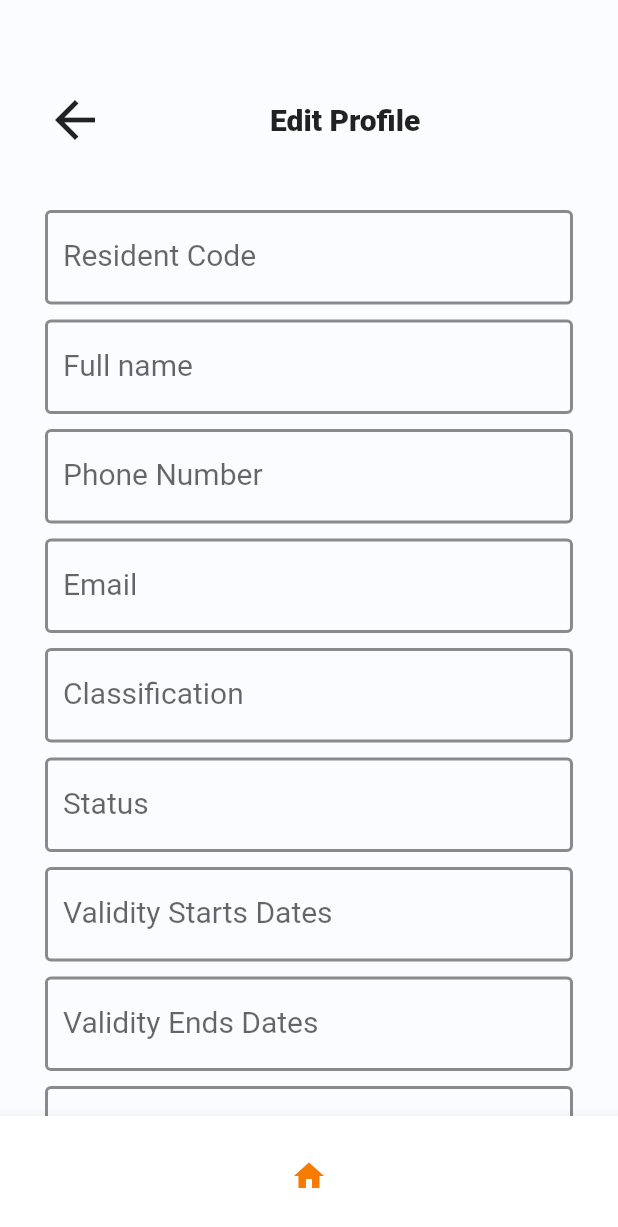
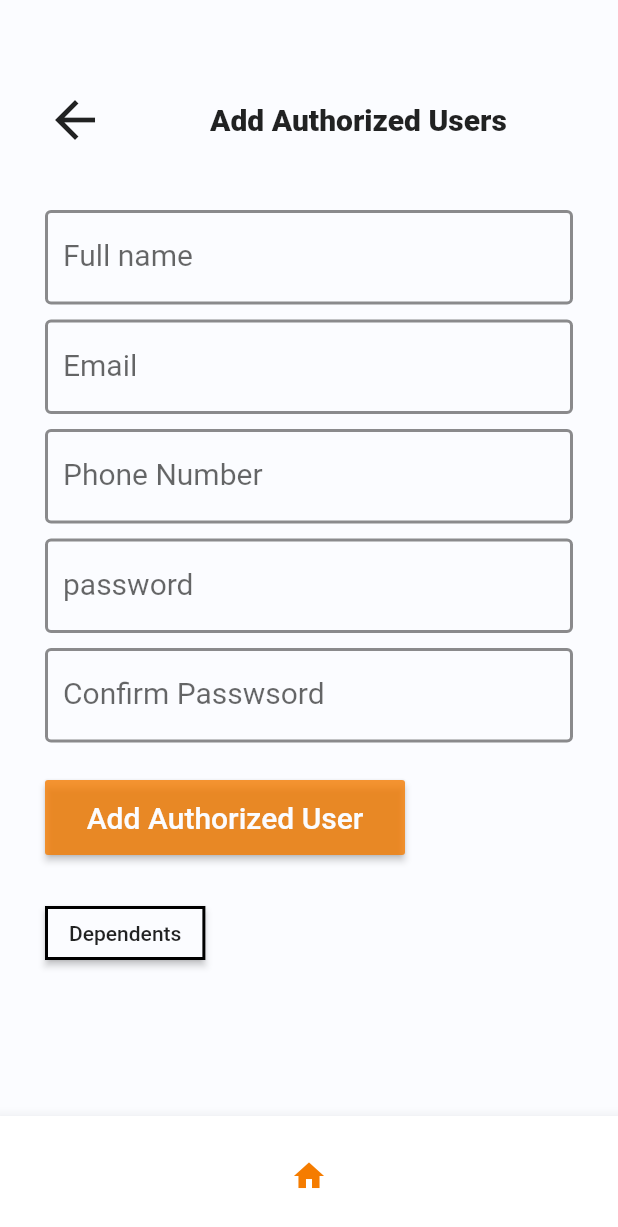
Before and after one commit to youngelvis/magode_app, a Flutter app: the screen it shows after launch, on a phone screen of 412 x 824 dp. Shown: the top 1227 px of the screen. Run offline on Flutter 3.47's test engine with Material 2 defaults, Android fonts, the phone set to English and light mode, and no system bars.

Commit message:
authurized page
authentication done, need to make password hidden

```diff
--- /dev/null
+++ b/lib/authorize_user.dart
@@ -0,0 +1,311 @@
+// ignore_for_file: deprecated_member_use
+
+import 'package:flutter/material.dart';
+import 'colors.dart' as color;
+
+class AuthorizedUsers extends StatefulWidget {
+  const AuthorizedUsers({Key? key}) : super(key: key);
+
+  @override
+  _AuthorizedUsersState createState() => _AuthorizedUsersState();
+}
+
+class _AuthorizedUsersState extends State<AuthorizedUsers> {
+  final _formKey = GlobalKey<FormState>();
+  final password = TextEditingController();
+  final fullName = TextEditingController();
+  final phoneNumber = TextEditingController();
+  final email = TextEditingController();
+  final confirmPassword = TextEditingController();
+
+  Widget _buildPassword() {
+    return TextFormField(
+      controller: password,
+      decoration: InputDecoration(
+        errorStyle: const TextStyle(fontSize: 15),
+        enabledBorder: const OutlineInputBorder(
+          borderSide: BorderSide(
+            color: Colors.black45,
+            width: 2,
+          ),
+        ),
+        focusedBorder: const OutlineInputBorder(
+            borderSide: BorderSide(color: Colors.black, width: 2)),
+        labelText: 'password',
+        labelStyle: const TextStyle(fontSize: 20),
+        hintText: 'password',
+        hintStyle: const TextStyle(fontSize: 20, color: Colors.black45),
+        suffixIcon: fullName.text.isEmpty
+            ? Container(width: 0)
+            : IconButton(
+                icon: const Icon(Icons.close),
+                onPressed: () => password.clear(),
+              ),
+      ),
+      validator: (value) {
+        if (value == null || value.isEmpty) {
+          return 'please type your Full name';
+        } else {
+          return null;
+        }
+      },
+      textInputAction: TextInputAction.done,
+    );
+  }
+
+  Widget _buildFullName() {
+    return TextFormField(
+      controller: fullName,
+      decoration: InputDecoration(
+        errorStyle: const TextStyle(fontSize: 15),
+        enabledBorder: const OutlineInputBorder(
+          borderSide: BorderSide(
+            color: Colors.black45,
+            width: 2,
+          ),
+        ),
+        focusedBorder: const OutlineInputBorder(
+            borderSide: BorderSide(color: Colors.black, width: 2)),
+        labelText: 'Full name',
+        labelStyle: const TextStyle(fontSize: 20),
+        hintText: 'Full name',
+        hintStyle: const TextStyle(fontSize: 20, color: Colors.black45),
+        suffixIcon: fullName.text.isEmpty
+            ? Container(width: 0)
+            : IconButton(
+                icon: const Icon(Icons.close),
+                onPressed: () => fullName.clear(),
+              ),
+      ),
+      validator: (value) {
+        if (value == null || value.isEmpty) {
+          return 'please type your Full name';
+        } else {
+          return null;
+        }
+      },
+      textInputAction: TextInputAction.done,
+    );
+  }
+
+  Widget _buildPhoneNumber() {
+    return TextFormField(
+      controller: phoneNumber,
+      decoration: InputDecoration(
+        errorStyle: const TextStyle(fontSize: 15),
+        enabledBorder: const OutlineInputBorder(
+          borderSide: BorderSide(
+            color: Colors.black45,
+            width: 2,
+          ),
+        ),
+        focusedBorder: const OutlineInputBorder(
+            borderSide: BorderSide(color: Colors.black, width: 2)),
+        labelText: 'Phone Number',
+        labelStyle: const TextStyle(fontSize: 20),
+        hintText: 'phone Number',
+        hintStyle: const TextStyle(fontSize: 20, color: Colors.black45),
+        suffixIcon: phoneNumber.text.isEmpty
+            ? Container(width: 0)
+            : IconButton(
+                icon: const Icon(Icons.close),
+                onPressed: () => fullName.clear(),
+              ),
+      ),
+      validator: (value) {
+        if (value == null || value.isEmpty) {
+          return 'please type your Full name';
+        } else {
+          return null;
+        }
+      },
+      keyboardType: TextInputType.number,
+      textInputAction: TextInputAction.done,
+    );
+  }
+
+  Widget _buildEmail() {
+    return TextFormField(
+      controller: email,
+      decoration: InputDecoration(
+        errorStyle: const TextStyle(fontSize: 15),
+        enabledBorder: const OutlineInputBorder(
+          borderSide: BorderSide(
+            color: Colors.black45,
+            width: 2,
+          ),
+        ),
+        focusedBorder: const OutlineInputBorder(
+            borderSide: BorderSide(color: Colors.black, width: 2)),
+        labelText: 'Email',
+        labelStyle: const TextStyle(fontSize: 20),
+        hintText: 'Email',
+        hintStyle: const TextStyle(fontSize: 20, color: Colors.black45),
+        suffixIcon: fullName.text.isEmpty
+            ? Container(width: 0)
+            : IconButton(
+                icon: const Icon(Icons.close),
+                onPressed: () => email.clear(),
+              ),
+      ),
+      validator: (value) {
+        if (value == null || value.isEmpty) {
+          return 'please type your email';
+        } else {
+          return null;
+        }
+      },
+      keyboardType: TextInputType.emailAddress,
+      textInputAction: TextInputAction.done,
+    );
+  }
+
+  Widget _buildConfirmPassword() {
+    return TextFormField(
+      controller: confirmPassword,
+      decoration: InputDecoration(
+        errorStyle: const TextStyle(fontSize: 15),
+        enabledBorder: const OutlineInputBorder(
+          borderSide: BorderSide(
+            color: Colors.black45,
+            width: 2,
+          ),
+        ),
+        focusedBorder: const OutlineInputBorder(
+            borderSide: BorderSide(color: Colors.black, width: 2)),
+        labelText: 'Confirm Passwsord',
+        labelStyle: const TextStyle(fontSize: 20),
+        hintText: 'Confirm Password',
+        hintStyle: const TextStyle(fontSize: 20, color: Colors.black45),
+        suffixIcon: fullName.text.isEmpty
+            ? Container(width: 0)
+            : IconButton(
+                icon: const Icon(Icons.close),
+                onPressed: () => confirmPassword.clear(),
+              ),
+      ),
+      validator: (value) {
+        if (value == null || value.isEmpty) {
+          return 'please confirm password';
+        } else if (value != password.text) {
+          return 'password doesnt match';
+        } else {
+          return null;
+        }
+      },
+      textInputAction: TextInputAction.done,
+    );
+  }
+
+  @override
+  void initState() {
+    // TODO: implement initState
+    super.initState();
+    fullName.addListener(() => setState(() {}));
+    phoneNumber.addListener(() => setState(() {}));
+    email.addListener(() => setState(() {}));
+    password.addListener(() => setState(() {}));
+    confirmPassword.addListener(() => setState(() {}));
+  }
+
+  @override
+  Widget build(BuildContext context) {
+    return GestureDetector(
+      onTap: () => FocusScope.of(context).requestFocus(FocusNode()),
+      child: Scaffold(
+        body: Container(
+          color: color.AppColor.homePageBackground,
+          padding: const EdgeInsets.only(top: 60, left: 30, right: 30),
+          child: Column(
+            children: [
+              Row(
+                children: const [
+                  Icon(Icons.arrow_back, size: 40),
+                  SizedBox(
+                    width: 70,
+                  ),
+                  Text(
+                    'Add Authorized Users',
+                    style: TextStyle(fontSize: 20, fontWeight: FontWeight.w800),
+                  )
+                ],
+              ),
+              const SizedBox(
+                height: 40,
+              ),
+              Expanded(
+                child: OverflowBox(
+                  child: SingleChildScrollView(
+                    child: Form(
+                      key: _formKey,
+                      child: Column(
+                          crossAxisAlignment: CrossAxisAlignment.start,
+                          children: <Widget>[
+                            _buildFullName(),
+                            const SizedBox(
+                              height: 10,
+                            ),
+                            _buildEmail(),
+                            const SizedBox(
+                              height: 10,
+                            ),
+                            _buildPhoneNumber(),
+                            const SizedBox(
+                              height: 10,
+                            ),
+                            _buildPassword(),
+                            const SizedBox(
+                              height: 10,
+                            ),
+                            _buildConfirmPassword(),
+                            const SizedBox(height: 25),
+                            Container(
+                              width: 240,
+                              height: 50,
+                              decoration: BoxDecoration(
+                                  borderRadius: BorderRadius.circular(20)),
+                              child: RaisedButton(
+                                  color: color.AppColor.homePageTheme.withOpacity(0.8),
+                                  child: Text(
+                                    'Add Authorized User',
+                                    style: TextStyle(
+                                        color:
+                                            color.AppColor.homePageBackground,
+                                        fontSize: 20),
+                                  ),
+                                  onPressed: () {
+                                    final isValid =
+                                        _formKey.currentState!.validate();
+                                    if (isValid) {
+                                      _formKey.currentState?.save();
+                                    }
+                                  }),
+                            ),
+                            const SizedBox(height: 28,),
+                            RaisedButton(onPressed: (){},
+                            shape:const RoundedRectangleBorder(
+                              side: BorderSide(color: Colors.black,
+                              width: 2)),
+                            color: color.AppColor.homePageBackground,
+                            child: const Text('Dependents'),),
+                          ]),
+                    ),
+                  ),
+                ),
+              ),
+            ],
+          ),
+        ),
+        bottomNavigationBar: SizedBox(
+          height: 80,
+          child: BottomAppBar(
+            child: Icon(
+              Icons.home,
+              color: color.AppColor.homePageTheme,
+            ),
+          ),
+        ),
+      ),
+    );
+  }
+}
--- a/lib/edit_profile.dart
+++ b/lib/edit_profile.dart
@@ -91,7 +91,6 @@
           return null;
         }
       },
-      keyboardType: TextInputType.number,
       textInputAction: TextInputAction.done,
     );
   }
@@ -163,7 +162,7 @@
           return null;
         }
       },
-      keyboardType: TextInputType.number,
+      keyboardType: TextInputType.emailAddress,
       textInputAction: TextInputAction.done,
     );
   }
@@ -271,7 +270,7 @@
           return null;
         }
       },
-      keyboardType: TextInputType.number,
+      keyboardType: TextInputType.datetime,
       textInputAction: TextInputAction.done,
     );
   }
@@ -307,7 +306,7 @@
           return null;
         }
       },
-      keyboardType: TextInputType.number,
+      keyboardType: TextInputType.datetime,
       textInputAction: TextInputAction.done,
     );
   }
@@ -379,7 +378,6 @@
           return null;
         }
       },
-      keyboardType: TextInputType.number,
       textInputAction: TextInputAction.done,
     );
   }
@@ -512,13 +510,14 @@
                                   height: 10,
                                 ),
                                 _buildResidentType(),
-                                const SizedBox(height: 25,),
+                                const SizedBox(
+                                  height: 25,
+                                ),
                                 Container(
                                   width: 180,
                                   height: 50,
                                   decoration: BoxDecoration(
-                                      borderRadius:
-                                          BorderRadius.circular(20)),
+                                      borderRadius: BorderRadius.circular(20)),
                                   child: RaisedButton(
                                       color: color.AppColor.homePageTheme,
                                       child: Text(
--- a/lib/main.dart
+++ b/lib/main.dart
@@ -1,4 +1,5 @@
 import 'package:flutter/material.dart';
+import 'package:magode_app/authorize_user.dart';
 import 'package:magode_app/edit_profile.dart';
 import 'package:magode_app/pay_bills.dart';
 // import 'package:magode_app/pay_bills.dart';
@@ -28,7 +29,7 @@
 
         primarySwatch: Colors.blue,
       ),
-      home: EditProfile(),
+      home: AuthorizedUsers(),
     );
   }
 }
```
